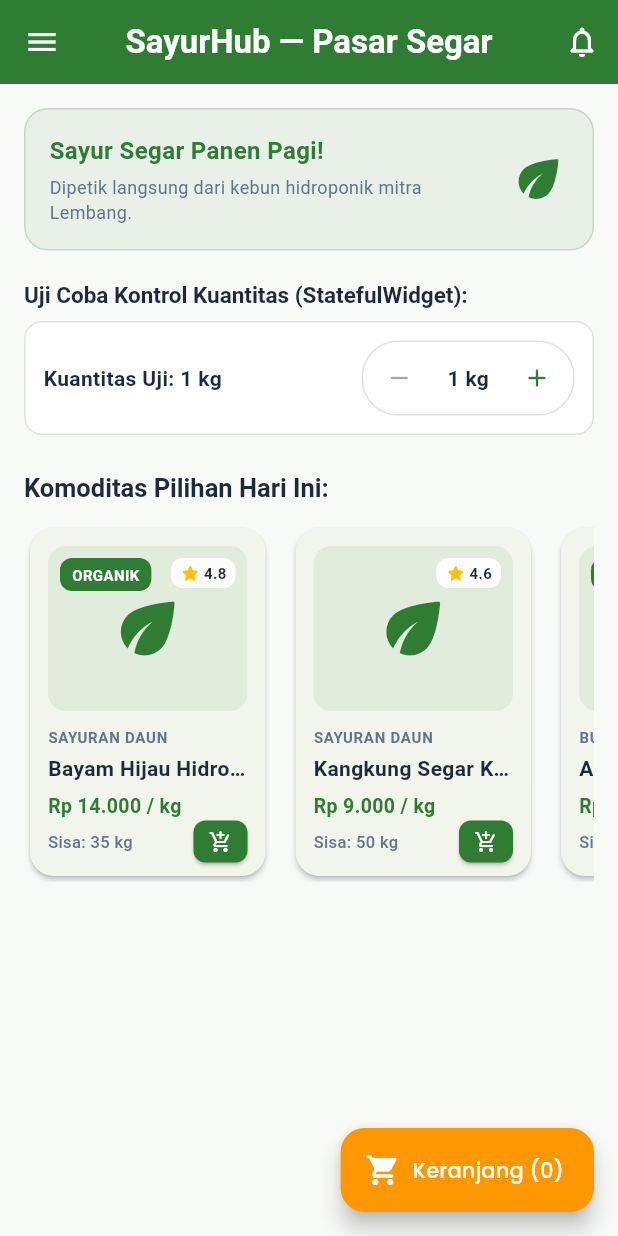
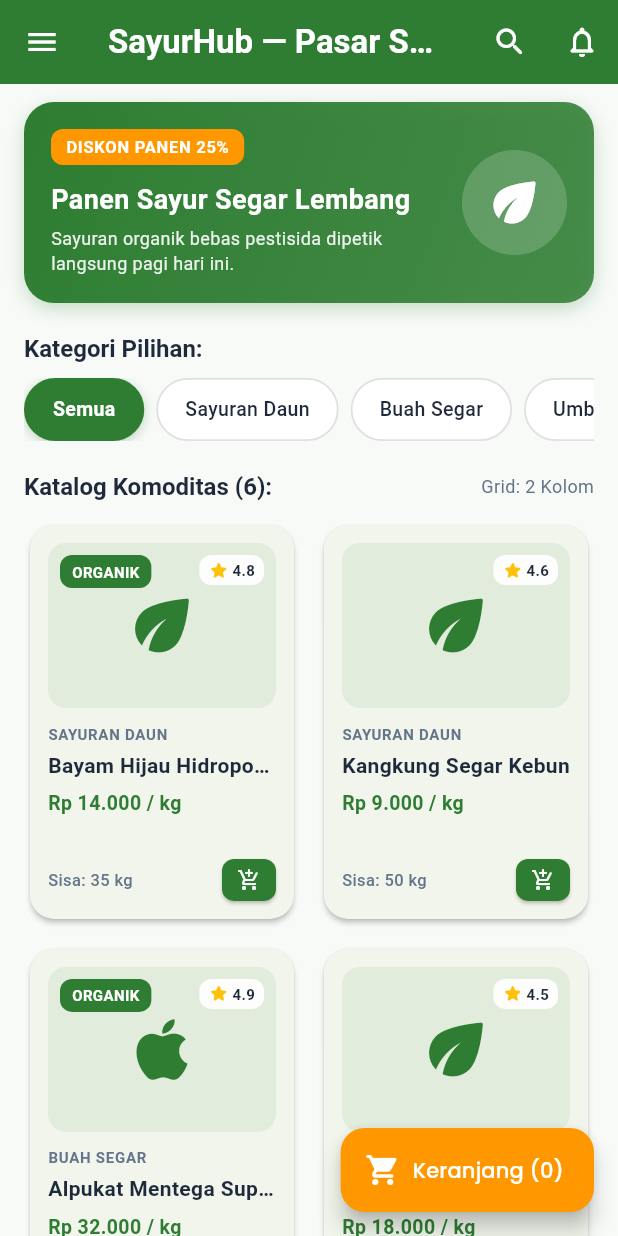
Before and after one commit to nasri1110/flutter-1, a Flutter app: the screen it shows after launch, on a phone screen of 412 x 824 dp. Run offline on Flutter 3.47's test engine with Material 3 defaults, Android fonts, the phone set to English and light mode, and no system bars; our stand-ins replace google_fonts.

Commit message:
feat(ui): implement responsive 2-column GridView catalog, PromoBanner, and CategoryPills

```diff
--- a/lib/features/home/home_screen.dart
+++ b/lib/features/home/home_screen.dart
@@ -2,8 +2,10 @@ import 'package:flutter/material.dart';
 import 'package:sayur_hub/core/mock/mock_produce_data.dart';
 import 'package:sayur_hub/core/models/product.dart';
 import 'package:sayur_hub/core/theme/app_colors.dart';
+import 'package:sayur_hub/core/utils/catalog_processor.dart';
+import 'package:sayur_hub/shared/widgets/category_pill.dart';
 import 'package:sayur_hub/shared/widgets/product_card.dart';
-import 'package:sayur_hub/shared/widgets/quantity_counter_widget.dart';
+import 'package:sayur_hub/shared/widgets/promo_banner.dart';
 
 class HomeScreen extends StatefulWidget {
   const HomeScreen({super.key});
@@ -14,7 +16,7 @@ class HomeScreen extends StatefulWidget {
 
 class _HomeScreenState extends State<HomeScreen> {
   int _totalCartItems = 0;
-  int _demoQuantity = 1;
+  String _selectedCategory = 'Semua';
 
   void _handleAddToCart(Product product) {
     setState(() {
@@ -24,7 +26,7 @@ class _HomeScreenState extends State<HomeScreen> {
     ScaffoldMessenger.of(context).hideCurrentSnackBar();
     ScaffoldMessenger.of(context).showSnackBar(
       SnackBar(
-        content: Text('${product.name} berhasil ditambahkan ke keranjang!'),
+        content: Text('${product.name} dimasukkan ke keranjang belanja!'),
         backgroundColor: AppColors.primaryGreen,
         duration: const Duration(seconds: 1),
       ),
@@ -33,12 +35,29 @@ class _HomeScreenState extends State<HomeScreen> {
 
   @override
   Widget build(BuildContext context) {
-    final List<Product> sampleProducts = MockProduceData.products;
+    final List<Product> allProducts = MockProduceData.products;
+
+    // Mengambil seluruh kategori unik dan menyematkan filter 'Semua' di awal
+    final List<String> categories = [
+      'Semua',
+      ...CatalogProcessor.getProduceCategories(allProducts),
+    ];
+
+    // Menyaring daftar produk sesuai kategori yang sedang dipilih pengguna
+    final List<Product> displayedProducts = CatalogProcessor.filterProductsByCategory(
+      products: allProducts,
+      categoryName: _selectedCategory,
+    );
 
     return Scaffold(
       appBar: AppBar(
         title: const Text('SayurHub — Pasar Segar'),
         actions: [
+          IconButton(
+            icon: const Icon(Icons.search_rounded),
+            tooltip: 'Cari Sayuran',
+            onPressed: () {},
+          ),
           IconButton(
             icon: const Icon(Icons.notifications_none_rounded),
             onPressed: () {},
@@ -68,109 +87,112 @@ class _HomeScreenState extends State<HomeScreen> {
             ),
             ListTile(
               leading: const Icon(Icons.home_rounded, color: AppColors.primaryGreen),
-              title: const Text('Beranda'),
+              title: const Text('Katalog Beranda'),
               onTap: () => Navigator.pop(context),
             ),
           ],
         ),
       ),
-      body: SingleChildScrollView(
-        padding: const EdgeInsets.all(16.0),
+      body: LayoutBuilder(
+        builder: (context, constraints) {
+          // Menentukan jumlah kolom secara dinamis sesuai lebar layar perangkat
+          final double screenWidth = constraints.maxWidth;
+          final int crossAxisCount = screenWidth >= 900
+              ? 4
+              : screenWidth >= 600
+                  ? 3
+                  : 2;
+
+          return SingleChildScrollView(
+            padding: const EdgeInsets.symmetric(horizontal: 16.0, vertical: 12.0),
             child: Column(
               crossAxisAlignment: CrossAxisAlignment.start,
               children: [
-            // Banner Sambutan
-            Container(
-              width: double.infinity,
-              padding: const EdgeInsets.all(16.0),
-              decoration: BoxDecoration(
-                color: AppColors.primaryGreen.withOpacity(0.08),
-                borderRadius: BorderRadius.circular(16),
-                border: Border.all(color: AppColors.primaryGreen.withOpacity(0.2)),
+                // 1. Banner Promosi Panen Raya
+                const PromoBanner(
+                  discountTag: 'DISKON PANEN 25%',
+                  title: 'Panen Sayur Segar Lembang',
+                  subtitle: 'Sayuran organik bebas pestisida dipetik langsung pagi hari ini.',
+                  iconData: Icons.eco_rounded,
                 ),
-              child: Row(
-                children: [
-                  Expanded(
-                    child: Column(
-                      crossAxisAlignment: CrossAxisAlignment.start,
-                      children: const [
+                const SizedBox(height: 20),
+
+                // 2. Baris Filter Kategori Horizontal
                 Text(
-                          'Sayur Segar Panen Pagi!',
-                          style: TextStyle(fontWeight: FontWeight.bold, fontSize: 16, color: AppColors.primaryGreen),
+                  'Kategori Pilihan:',
+                  style: Theme.of(context).textTheme.titleLarge?.copyWith(fontSize: 16),
                 ),
-                        SizedBox(height: 4),
-                        Text(
-                          'Dipetik langsung dari kebun hidroponik mitra Lembang.',
-                          style: TextStyle(fontSize: 12, color: AppColors.textMuted),
-                        ),
-                      ],
-                    ),
-                  ),
-                  const Icon(Icons.eco_rounded, size: 40, color: AppColors.primaryGreen),
-                ],
+                const SizedBox(height: 10),
+                SizedBox(
+                  height: 42,
+                  child: ListView.separated(
+                    scrollDirection: Axis.horizontal,
+                    itemCount: categories.length,
+                    separatorBuilder: (context, index) => const SizedBox(width: 8),
+                    itemBuilder: (context, index) {
+                      final category = categories[index];
+                      return CategoryPill(
+                        label: category,
+                        isSelected: _selectedCategory == category,
+                        onTap: () {
+                          setState(() {
+                            _selectedCategory = category;
+                          });
+                        },
+                      );
+                    },
                   ),
                 ),
                 const SizedBox(height: 20),
 
-            // Demo Interaksi StatefulWidget: QuantityCounterWidget
-            Text(
-              'Uji Coba Kontrol Kuantitas (StatefulWidget):',
-              style: Theme.of(context).textTheme.titleLarge?.copyWith(fontSize: 15),
-            ),
-            const SizedBox(height: 8),
-            Container(
-              padding: const EdgeInsets.all(12),
-              decoration: BoxDecoration(
-                color: Colors.white,
-                borderRadius: BorderRadius.circular(12),
-                border: Border.all(color: Colors.grey.shade300),
-              ),
-              child: Row(
+                // 3. Header Informasi Jumlah Komoditas
+                Row(
                   mainAxisAlignment: MainAxisAlignment.spaceBetween,
                   children: [
-                  Text('Kuantitas Uji: $_demoQuantity kg', style: const TextStyle(fontWeight: FontWeight.bold)),
-                  QuantityCounterWidget(
-                    maxStock: 10,
-                    initialQuantity: _demoQuantity,
-                    onQuantityChanged: (newVal) {
-                      setState(() {
-                        _demoQuantity = newVal;
-                      });
-                    },
+                    Text(
+                      'Katalog Komoditas (${displayedProducts.length}):',
+                      style: Theme.of(context).textTheme.titleLarge?.copyWith(fontSize: 16),
+                    ),
+                    Text(
+                      'Grid: $crossAxisCount Kolom',
+                      style: const TextStyle(fontSize: 12, color: AppColors.textMuted),
                     ),
                   ],
                 ),
-            ),
-            const SizedBox(height: 24),
-
-            // Bagian Katalog Produk (Komponen Reusable ProductCard)
-            Text(
-              'Komoditas Pilihan Hari Ini:',
-              style: Theme.of(context).textTheme.titleLarge?.copyWith(fontSize: 17),
-            ),
                 const SizedBox(height: 12),
 
-            // Menampilkan Kartu Produk Berdampingan
-            SizedBox(
-              height: 240,
-              child: ListView.separated(
-                scrollDirection: Axis.horizontal,
-                itemCount: sampleProducts.length,
-                separatorBuilder: (context, index) => const SizedBox(width: 12),
+                // 4. GridView Katalog Responsif
+                if (displayedProducts.isEmpty)
+                  Container(
+                    height: 200,
+                    width: double.infinity,
+                    alignment: Alignment.center,
+                    child: const Text('Tidak ada produk pada kategori ini.'),
+                  )
+                else
+                  GridView.builder(
+                    shrinkWrap: true,
+                    physics: const NeverScrollableScrollPhysics(),
+                    itemCount: displayedProducts.length,
+                    gridDelegate: SliverGridDelegateWithFixedCrossAxisCount(
+                      crossAxisCount: crossAxisCount,
+                      childAspectRatio: 0.68,
+                      crossAxisSpacing: 12,
+                      mainAxisSpacing: 12,
+                    ),
                     itemBuilder: (context, index) {
-                  final product = sampleProducts[index];
-                  return SizedBox(
-                    width: 165,
-                    child: ProductCard(
+                      final product = displayedProducts[index];
+                      return ProductCard(
                         product: product,
                         onAddToCart: () => _handleAddToCart(product),
+                      );
+                    },
+                  ),
+                const SizedBox(height: 32),
+              ],
             ),
           );
         },
-              ),
-            ),
-          ],
-        ),
       ),
       floatingActionButton: FloatingActionButton.extended(
         onPressed: () {
--- /dev/null
+++ b/lib/shared/widgets/category_pill.dart
@@ -0,0 +1,53 @@
+import 'package:flutter/material.dart';
+import 'package:sayur_hub/core/theme/app_colors.dart';
+
+/// Komponen tombol kategori lonjong (Pill) untuk menyaring komoditas katalog
+class CategoryPill extends StatelessWidget {
+  final String label;
+  final bool isSelected;
+  final VoidCallback onTap;
+
+  const CategoryPill({
+    super.key,
+    required this.label,
+    required this.isSelected,
+    required this.onTap,
+  });
+
+  @override
+  Widget build(BuildContext context) {
+    return GestureDetector(
+      onTap: onTap,
+      child: AnimatedContainer(
+        duration: const Duration(milliseconds: 250),
+        curve: Curves.easeInOut,
+        padding: const EdgeInsets.symmetric(horizontal: 18, vertical: 10),
+        decoration: BoxDecoration(
+          color: isSelected ? AppColors.primaryGreen : Colors.white,
+          borderRadius: BorderRadius.circular(30),
+          border: Border.all(
+            color: isSelected ? AppColors.primaryGreen : Colors.grey.shade300,
+            width: 1.2,
+          ),
+          boxShadow: isSelected
+              ? [
+                  BoxShadow(
+                    color: AppColors.primaryGreen.withOpacity(0.3),
+                    blurRadius: 6,
+                    offset: const Offset(0, 2),
+                  ),
+                ]
+              : null,
+        ),
+        child: Text(
+          label,
+          style: TextStyle(
+            color: isSelected ? Colors.white : AppColors.textDark,
+            fontSize: 13,
+            fontWeight: isSelected ? FontWeight.bold : FontWeight.w500,
+          ),
+        ),
+      ),
+    );
+  }
+}
--- /dev/null
+++ b/lib/shared/widgets/promo_banner.dart
@@ -0,0 +1,106 @@
+import 'package:flutter/material.dart';
+import 'package:sayur_hub/core/theme/app_colors.dart';
+
+/// Komponen kartu banner promosi panen raya SayurHub
+class PromoBanner extends StatelessWidget {
+  final String title;
+  final String subtitle;
+  final String discountTag;
+  final IconData iconData;
+
+  const PromoBanner({
+    super.key,
+    required this.title,
+    required this.subtitle,
+    required this.discountTag,
+    this.iconData = Icons.eco_rounded,
+  });
+
+  @override
+  Widget build(BuildContext context) {
+    return Container(
+      width: double.infinity,
+      padding: const EdgeInsets.all(18.0),
+      decoration: BoxDecoration(
+        gradient: LinearGradient(
+          colors: [
+            AppColors.primaryGreen,
+            AppColors.primaryGreen.withOpacity(0.85),
+          ],
+          begin: Alignment.topLeft,
+          end: Alignment.bottomRight,
+        ),
+        borderRadius: BorderRadius.circular(20),
+        boxShadow: [
+          BoxShadow(
+            color: AppColors.primaryGreen.withOpacity(0.25),
+            blurRadius: 10,
+            offset: const Offset(0, 4),
+          ),
+        ],
+      ),
+      child: Row(
+        children: [
+          Expanded(
+            child: Column(
+              crossAxisAlignment: CrossAxisAlignment.start,
+              mainAxisSize: MainAxisSize.min,
+              children: [
+                // Tag Diskon Oranye
+                Container(
+                  padding: const EdgeInsets.symmetric(horizontal: 10, vertical: 4),
+                  decoration: BoxDecoration(
+                    color: AppColors.accentOrange,
+                    borderRadius: BorderRadius.circular(8),
+                  ),
+                  child: Text(
+                    discountTag,
+                    style: const TextStyle(
+                      color: Colors.white,
+                      fontSize: 11,
+                      fontWeight: FontWeight.bold,
+                      letterSpacing: 0.5,
+                    ),
+                  ),
+                ),
+                const SizedBox(height: 10),
+
+                // Judul Banner
+                Text(
+                  title,
+                  style: const TextStyle(
+                    color: Colors.white,
+                    fontSize: 18,
+                    fontWeight: FontWeight.bold,
+                  ),
+                ),
+                const SizedBox(height: 4),
+
+                // Subtitle
+                Text(
+                  subtitle,
+                  style: TextStyle(
+                    color: Colors.white.withOpacity(0.9),
+                    fontSize: 12,
+                    height: 1.4,
+                  ),
+                ),
+              ],
+            ),
+          ),
+          const SizedBox(width: 12),
+
+          // Ikon Visual Kanan
+          Container(
+            padding: const EdgeInsets.all(14),
+            decoration: BoxDecoration(
+              color: Colors.white.withOpacity(0.18),
+              shape: BoxShape.circle,
+            ),
+            child: Icon(iconData, size: 42, color: Colors.white),
+          ),
+        ],
+      ),
+    );
+  }
+}
```
Lines whose indentation alone changed are shown as unchanged.
